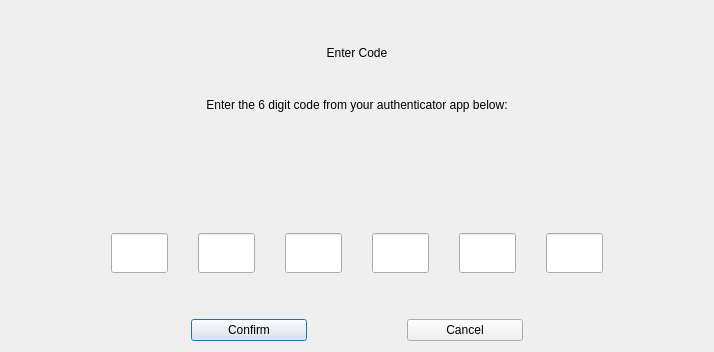
This is src/qt/forms/2faconfirmdialog.ui in pedrorv0106/DAPS as Qt 5 draws it before an edit. The edited form follows.
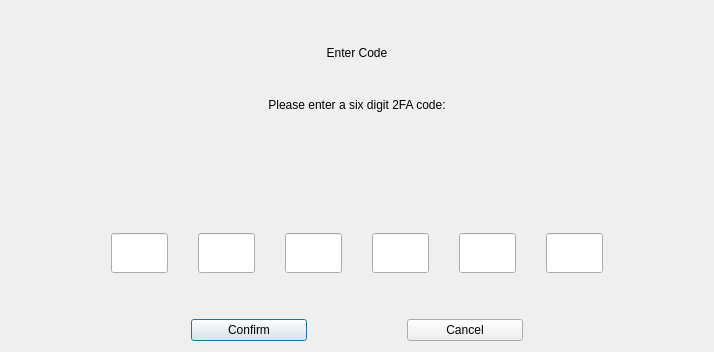
This is the edited form.

Commit message: Update texts 2FA dialog texts

```diff
--- a/src/qt/forms/2faconfirmdialog.ui
+++ b/src/qt/forms/2faconfirmdialog.ui
@@ -42,7 +42,7 @@
      <item>
       <widget class="QLabel" name="label">
        <property name="text">
-        <string>Enter the 6 digit code from your authenticator app below:</string>
+        <string>Please enter a six digit 2FA code:</string>
        </property>
        <property name="alignment">
         <set>Qt::AlignCenter</set>
```
The commit also changes 1 other file.
